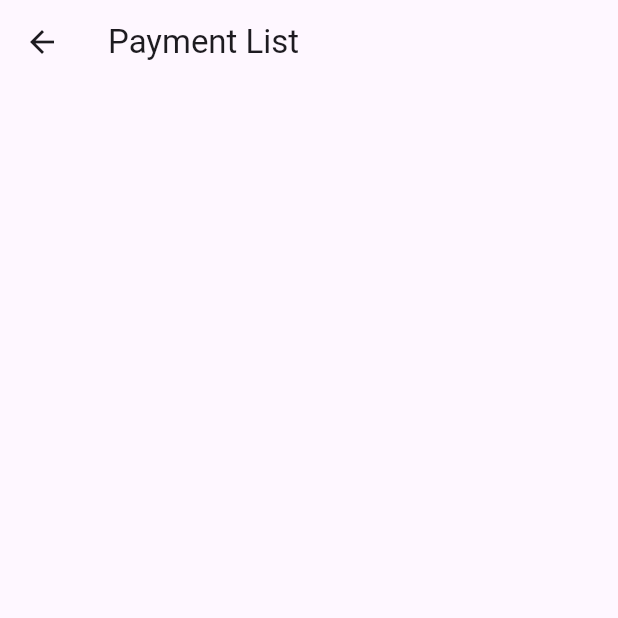
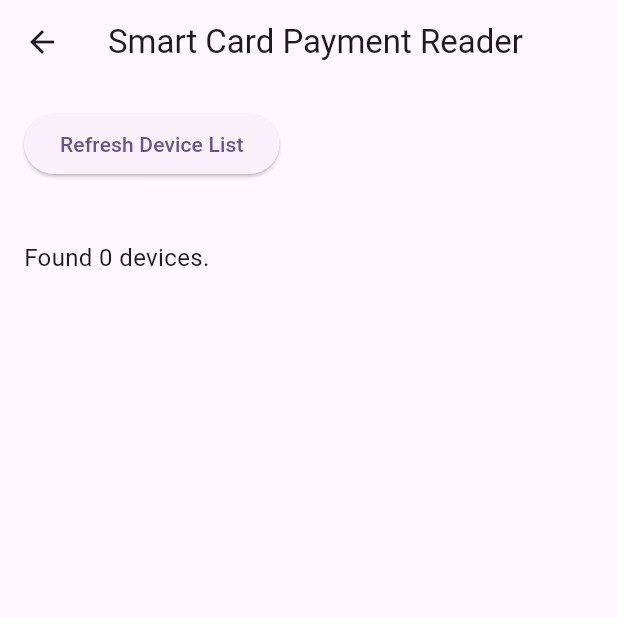
Before and after one commit to ashishbasaula/newvendingmachine, a Flutter app: the PaymentList screen opened directly, on a phone screen of 412 x 824 dp, the top half of it. Run offline on Flutter 3.47's test engine with Material 3 defaults, Android fonts, the phone set to English and light mode, and no system bars; our stand-ins replace carousel_slider, cloud_firestore, firebase_core, flutter_smart_dialog, get, lottie and 1 more; accounts and stored records are empty.

Commit message:
Update the payment methode ui and the code

```diff
--- a/lib/view/Payment/payment_list.dart
+++ b/lib/view/Payment/payment_list.dart
@@ -10,8 +10,25 @@ class PaymentList extends StatefulWidget {
 
 class _PaymentListState extends State<PaymentList> {
   static const platform = MethodChannel('com.appAra.newVending/device');
+
   List<String> devices = [];
+  String? selectedDevice;
+  int? selectedModeIndex;
   String? statusMessage;
+
+  final readerModes = <int, String>{
+    0: 'ISO 7816 (ASYNC)',
+    1: 'AT24Cxx (I2C)',
+    2: 'SLE4428',
+    3: 'SLE4442',
+    4: 'AT88SC1608',
+    5: 'AT45D041',
+    6: 'SLE6636',
+    7: 'AT88SC102',
+    8: 'AT88SC153',
+    9: 'Mifare S50 (NFC)',
+    10: 'SmartCard Interface (B)',
+  };
 
   Future<void> listDevices() async {
     try {
@@ -23,14 +40,56 @@ class _PaymentListState extends State<PaymentList> {
       });
     } catch (e) {
       setState(() {
-        statusMessage = "Error: ${e.toString()}";
+        statusMessage = "Error listing devices: ${e.toString()}";
+      });
+    }
+  }
+
+  Future<void> selectDevice(String deviceName) async {
+    try {
+      final result =
+          await platform.invokeMethod<String>('selectDevice', deviceName);
+      setState(() {
+        selectedDevice = deviceName;
+        statusMessage = result;
+      });
+    } catch (e) {
+      setState(() {
+        statusMessage = "Error selecting device: ${e.toString()}";
+      });
+    }
+  }
+
+  Future<void> setReaderMode(int index) async {
+    try {
+      final result =
+          await platform.invokeMethod<String>('chooseReaderMode', index);
+      setState(() {
+        selectedModeIndex = index;
+        statusMessage = result;
+      });
+    } catch (e) {
+      setState(() {
+        statusMessage = "Error setting reader mode: ${e.toString()}";
+      });
+    }
+  }
+
+  Future<void> readCardDetails() async {
+    try {
+      final result = await platform.invokeMethod<String>('switchMode');
+      setState(() {
+        statusMessage = "Card Response:\n$result";
+      });
+    } catch (e) {
+      setState(() {
+        statusMessage = "Error reading card: ${e.toString()}";
       });
     }
   }
 
   @override
   void initState() {
-    // TODO: implement initState
     super.initState();
     listDevices();
   }
@@ -38,17 +97,70 @@ class _PaymentListState extends State<PaymentList> {
   @override
   Widget build(BuildContext context) {
     return Scaffold(
-      appBar: AppBar(
-        title: const Text("Payment List"),
+      appBar: AppBar(title: const Text("Smart Card Payment Reader")),
+      body: Padding(
+        padding: const EdgeInsets.all(16.0),
+        child: SingleChildScrollView(
+          child: Column(
+            crossAxisAlignment: CrossAxisAlignment.start,
+            children: [
+              ElevatedButton(
+                onPressed: listDevices,
+                child: const Text("Refresh Device List"),
+              ),
+              const SizedBox(height: 16),
+              if (devices.isNotEmpty)
+                Column(
+                  crossAxisAlignment: CrossAxisAlignment.start,
+                  children: [
+                    const Text("Select Device:",
+                        style: TextStyle(fontWeight: FontWeight.bold)),
+                    DropdownButton<String>(
+                      hint: const Text("Select Device"),
+                      value: selectedDevice,
+                      isExpanded: true,
+                      items: devices.map((device) {
+                        return DropdownMenuItem(
+                            value: device, child: Text(device));
+                      }).toList(),
+                      onChanged: (value) {
+                        if (value != null) selectDevice(value);
+                      },
+                    ),
+                    const SizedBox(height: 16),
+                    const Text("Select Reader Mode:",
+                        style: TextStyle(fontWeight: FontWeight.bold)),
+                    DropdownButton<int>(
+                      hint: const Text("Select Reader Mode"),
+                      value: selectedModeIndex,
+                      isExpanded: true,
+                      items: readerModes.entries.map((entry) {
+                        return DropdownMenuItem(
+                          value: entry.key,
+                          child: Text("${entry.key} - ${entry.value}"),
+                        );
+                      }).toList(),
+                      onChanged: (value) {
+                        if (value != null) setReaderMode(value);
+                      },
+                    ),
+                    const SizedBox(height: 16),
+                    ElevatedButton(
+                      onPressed: readCardDetails,
+                      child: const Text("Read Card Details"),
+                    ),
+                  ],
+                ),
+              const SizedBox(height: 24),
+              if (statusMessage != null)
+                Text(
+                  statusMessage!,
+                  style: const TextStyle(fontSize: 16),
+                ),
+            ],
+          ),
+        ),
       ),
-      body: ListView.builder(
-          shrinkWrap: true,
-          itemCount: devices.length,
-          itemBuilder: (contex, index) {
-            return ListTile(
-              title: Text(devices[index]),
-            );
-          }),
     );
   }
 }
```
Also changed, not shown: 1 other file.
